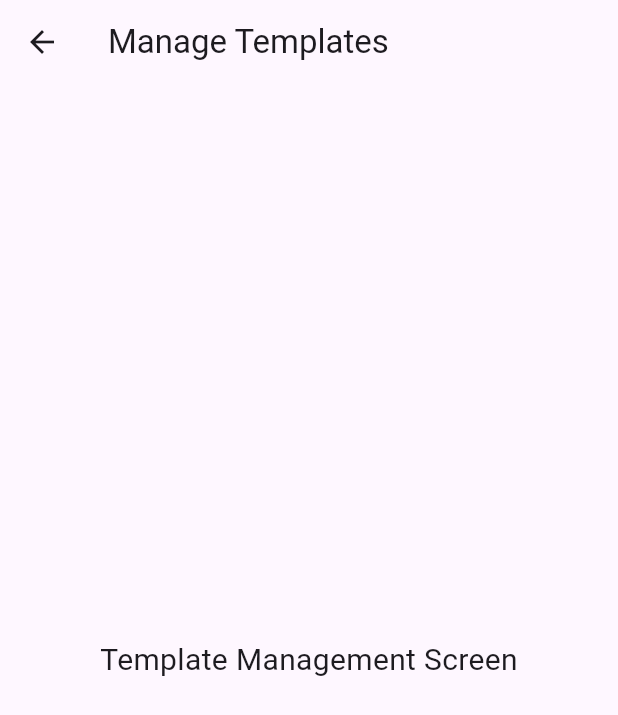
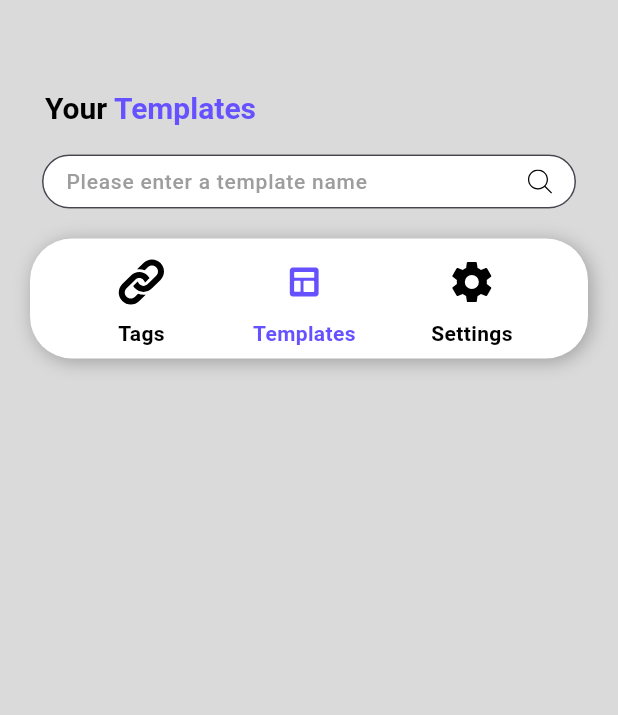
Before and after one commit to OlivierBldn/e-link, a Flutter app: the TemplateScreen screen opened directly, on a phone screen of 412 x 824 dp. Shown: the top 715 px of the screen. Run offline on Flutter 3.47's test engine with Material 3 defaults, Android fonts, the phone set to English and light mode, and no system bars; our stand-ins replace flutter_svg, logger, permission_handler; missing offline and left inert: flutter_reactive_ble.

Commit message:
V.0 done

```diff
--- a/lib/main.dart
+++ b/lib/main.dart
@@ -1,10 +1,12 @@
 // lib/main.dart
 
 import 'package:flutter/material.dart';
+import 'package:flutter_application_1/screens/TagIndex.dart';
+
 import 'package:provider/provider.dart';
 
 import 'providers/ble_device_provider.dart';
-import 'screens/home_screen.dart';
+
 
 import '../services/authorization_service.dart';
 
@@ -30,7 +32,7 @@ class MyApp extends StatelessWidget {
         theme: ThemeData(
           primarySwatch: Colors.blue,
         ),
-        home: const HomeScreen(),
+        home: const TagIndex(),
       ),
     );
   }
--- a/lib/screens/template_screen.dart
+++ b/lib/screens/template_screen.dart
@@ -1,22 +1,58 @@
-// lib/screens/template_screen.dart
+import 'package:flutter/material.dart';
+import 'package:flutter_application_1/constants/colors.dart';
+import 'package:flutter_application_1/widgets/AppSearchBar.dart';
+import 'package:flutter_application_1/widgets/NavBar.dart';
 
-import 'package:flutter/material.dart';
+import '../widgets/AppTitle.dart';
 
-class TemplateScreen extends StatelessWidget {
+class TemplateScreen extends StatefulWidget {
   const TemplateScreen({super.key});
+
+  @override
+  TemplateScreenState createState() => TemplateScreenState();
+}
+
+class TemplateScreenState extends State<TemplateScreen> {
+  final TextEditingController _searchController = TextEditingController();
+  String _searchQuery = '';
 
   @override
   Widget build(BuildContext context) {
     return Scaffold(
-      appBar: AppBar(
-        title: const Text('Manage Templates'),
-      ),
-      body: const Center(
-        child: Text(
-          'Template Management Screen',
-          style: TextStyle(fontSize: 20),
-        ),
+      backgroundColor: AppColors.backgroundColor,
+      body: Column(
+        children: [
+          Expanded(
+            child: ListView(
+              children: [
+                const AppTitle(
+                  blackText: 'Your ',
+                  purpleText: 'Templates',
+                ),
+                AppSearchBar(
+                  placeholder: 'Please enter a template name',
+                  searchController: _searchController,
+                  onChanged: (value) {
+                    setState(() {
+                      _searchQuery = value;
+                    });
+                  },
+                ),
+               const Align(
+                  alignment: Alignment.bottomCenter,
+                  child: NavBar(selectedMenu: 'templates'),
+                ),
+              ],
+            ),
+          ),
+        ],
       ),
     );
   }
+
+  @override
+  void dispose() {
+    _searchController.dispose();
+    super.dispose();
+  }
 }
--- a/lib/widgets/NavBar.dart
+++ b/lib/widgets/NavBar.dart
@@ -1,5 +1,9 @@
 import 'package:flutter/material.dart';
 import 'package:flutter_application_1/constants/colors.dart';
+import 'package:flutter_application_1/constants/radiuses.dart';
+import 'package:flutter_application_1/constants/text_sizes.dart';
+import 'package:flutter_application_1/screens/template_screen.dart';
+import 'package:flutter_svg/flutter_svg.dart';
 
 class NavBar extends StatelessWidget {
   final String selectedMenu;
@@ -12,28 +16,34 @@ class NavBar extends StatelessWidget {
   @override
   Widget build(BuildContext context) {
     return Container(
-      height: 70,
-      margin: const EdgeInsets.only(bottom: 30, left: 20, right: 20),
+      height: 80,
+      margin: const EdgeInsets.all(20),
       decoration: const BoxDecoration(
+        borderRadius: AppRadiuses.xl,
         color: Colors.white,
         boxShadow: [
           BoxShadow(
-            color: Colors.grey,
-            blurRadius: 5.0,
+            color: Color.fromARGB(70, 0, 0, 0),
+            blurRadius: 10,
+            offset: Offset(2, 2),
           ),
         ],
       ),
+      child: Padding(
+        padding: const EdgeInsets.only(top: 5, bottom: 5),
         child: Row(
           mainAxisAlignment: MainAxisAlignment.spaceEvenly,
           children: [
             Column(
               children: [
                 IconButton(
-                icon: Icon(
-                  Icons.home,
+                  icon: SvgPicture.asset(
+                    'assets/tags.svg',
+                    height: 32,
+                    width: 32,
                     color: selectedMenu == 'tags'
                         ? AppColors.primaryColor
-                      : Colors.black,
+                        : AppColors.black,
                   ),
                   onPressed: () {
                     Navigator.pushNamed(context, '/');
@@ -45,6 +55,8 @@ class NavBar extends StatelessWidget {
                     color: selectedMenu == 'tags'
                         ? AppColors.primaryColor
                         : Colors.black,
+                    fontSize: AppTextSizes.md,
+                    fontWeight: FontWeight.w700,
                   ),
                 ),
               ],
@@ -52,14 +64,20 @@ class NavBar extends StatelessWidget {
             Column(
               children: [
                 IconButton(
-                icon: Icon(
-                  Icons.home,
+                  icon: SvgPicture.asset(
+                    'assets/template.svg',
+                    height: 32,
+                    width: 32,
                     color: selectedMenu == 'templates'
                         ? AppColors.primaryColor
-                      : Colors.black,
+                        : AppColors.black,
                   ),
                   onPressed: () {
-                  Navigator.pushNamed(context, '/');
+                    Navigator.push(
+                      context,
+                      MaterialPageRoute(
+                          builder: (context) => const TemplateScreen()),
+                    );
                   },
                 ),
                 Text(
@@ -68,12 +86,42 @@ class NavBar extends StatelessWidget {
                     color: selectedMenu == 'templates'
                         ? AppColors.primaryColor
                         : Colors.black,
+                    fontSize: AppTextSizes.md,
+                    fontWeight: FontWeight.w700,
+                  ),
+                ),
+              ],
+            ),
+            Column(
+              children: [
+                IconButton(
+                  icon: SvgPicture.asset(
+                    'assets/settings.svg',
+                    height: 32,
+                    width: 32,
+                    color: selectedMenu == 'settings'
+                        ? AppColors.primaryColor
+                        : AppColors.black,
+                  ),
+                  onPressed: () {
+                    Navigator.pushNamed(context, '/settings');
+                  },
+                ),
+                Text(
+                  'Settings',
+                  style: TextStyle(
+                    color: selectedMenu == 'settings'
+                        ? AppColors.primaryColor
+                        : Colors.black,
+                    fontSize: AppTextSizes.md,
+                    fontWeight: FontWeight.w700,
                   ),
                 ),
               ],
             ),
           ],
         ),
+      ),
     );
   }
 }
```
Also changed, not shown: lib/screens/TagIndex.dart (+13 -6 lines), lib/screens/home_screen.dart (+0 -24 lines), lib/utils/device_popup.dart (+21 -8 lines). Lines whose indentation alone changed are shown as unchanged.
